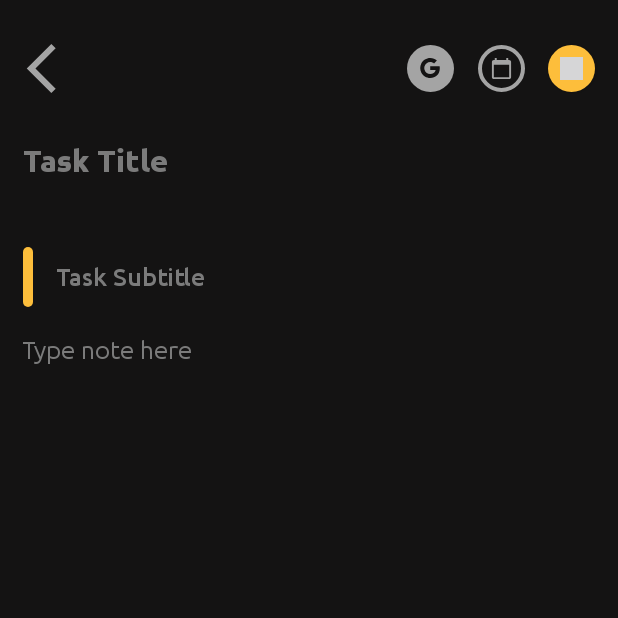
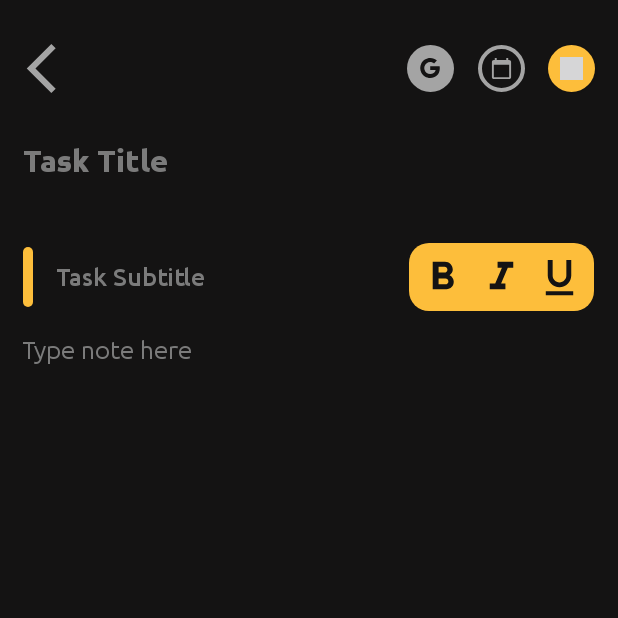
Before and after one commit to ivarejao/Todo, an Android app: the MainActivity screen opened directly, with no data from a screen before it, on a phone screen of 412 x 824 dp, the top half of it. Run offline under Robolectric (Android 15) with nearby library versions, the phone set to English and light mode, and no system bars; our stand-ins replace Room's generated code, sdp/ssp sizes; 1 statement that could not run was skipped.

Commit message:
Format buttons done

```diff
--- /dev/null
+++ b/app/src/main/res/drawable/format_bold.xml
@@ -0,0 +1,10 @@
+<vector xmlns:android="http://schemas.android.com/apk/res/android"
+    android:width="24dp"
+    android:height="24dp"
+    android:viewportWidth="24"
+    android:viewportHeight="24"
+    android:tint="?attr/colorControlNormal">
+  <path
+      android:fillColor="@android:color/white"
+      android:pathData="M15.6,10.79c0.97,-0.67 1.65,-1.77 1.65,-2.79 0,-2.26 -1.75,-4 -4,-4L7,4v14h7.04c2.09,0 3.71,-1.7 3.71,-3.79 0,-1.52 -0.86,-2.82 -2.15,-3.42zM10,6.5h3c0.83,0 1.5,0.67 1.5,1.5s-0.67,1.5 -1.5,1.5h-3v-3zM13.5,15.5L10,15.5v-3h3.5c0.83,0 1.5,0.67 1.5,1.5s-0.67,1.5 -1.5,1.5z"/>
+</vector>
--- /dev/null
+++ b/app/src/main/res/drawable/format_italic.xml
@@ -0,0 +1,10 @@
+<vector xmlns:android="http://schemas.android.com/apk/res/android"
+    android:width="24dp"
+    android:height="24dp"
+    android:viewportWidth="24"
+    android:viewportHeight="24"
+    android:tint="?attr/colorControlNormal">
+  <path
+      android:fillColor="@android:color/white"
+      android:pathData="M10,4v3h2.21l-3.42,8H6v3h8v-3h-2.21l3.42,-8H18V4z"/>
+</vector>
--- /dev/null
+++ b/app/src/main/res/drawable/format_underline.xml
@@ -0,0 +1,10 @@
+<vector xmlns:android="http://schemas.android.com/apk/res/android"
+    android:width="24dp"
+    android:height="24dp"
+    android:viewportWidth="24"
+    android:viewportHeight="24"
+    android:tint="?attr/colorControlNormal">
+  <path
+      android:fillColor="@android:color/white"
+      android:pathData="M12,17c3.31,0 6,-2.69 6,-6L18,3h-2.5v8c0,1.93 -1.57,3.5 -3.5,3.5S8.5,12.93 8.5,11L8.5,3L6,3v8c0,3.31 2.69,6 6,6zM5,19v2h14v-2L5,19z"/>
+</vector>
--- a/app/src/main/res/layout/activity_main.xml
+++ b/app/src/main/res/layout/activity_main.xml
@@ -119,7 +119,7 @@
                 android:textColor="@color/colorTextSubtitle"
                 android:textColorHint="@color/colorTextHint"
                 android:textSize="@dimen/_13ssp"
-                app:layout_constraintEnd_toEndOf="parent"
+                app:layout_constraintEnd_toEndOf="@id/textDateTime"
                 app:layout_constraintStart_toEndOf="@+id/viewSubtitleIndicator"
                 app:layout_constraintTop_toBottomOf="@id/textDateTime" />
 
@@ -157,6 +157,60 @@
                 app:layout_constraintTop_toBottomOf="@id/subtitle"
                 android:lineSpacingExtra="@dimen/_8ssp"/>
 
+            <ImageView
+                android:id="@+id/typeText"
+                android:layout_width="123dp"
+                android:layout_height="@dimen/_35sdp"
+                android:background="@drawable/background_subtitle_indicator"
+                android:contentDescription="@string/app_name"
+                app:layout_constraintBottom_toBottomOf="@id/subtitle"
+                app:layout_constraintEnd_toEndOf="@+id/register"
+                app:layout_constraintStart_toStartOf="@id/checkBox"
+                app:layout_constraintTop_toTopOf="@id/subtitle"/>
+
+            <Button
+                android:id="@+id/boldbtn"
+                android:layout_width="@dimen/_24sdp"
+                android:layout_height="@dimen/_24sdp"
+                android:layout_marginStart="@dimen/_6sdp"
+                android:background="@drawable/format_bold"
+                android:contentDescription="@string/app_name"
+                app:layout_constraintStart_toStartOf="@id/checkBox"
+                app:layout_constraintTop_toTopOf="@id/typeText"
+                app:layout_constraintBottom_toBottomOf="@id/typeText"
+                android:layout_marginLeft="@dimen/_6sdp"
+                android:backgroundTint="@color/colorPrimary"/>
+
+
+
+            <Button
+                android:id="@+id/italicbtn"
+                android:layout_width="@dimen/_24sdp"
+                android:layout_height="@dimen/_24sdp"
+                android:layout_marginStart="@dimen/_6sdp"
+                android:background="@drawable/format_italic"
+                android:backgroundTint="@color/colorPrimary"
+                app:layout_constraintStart_toEndOf="@id/boldbtn"
+                app:layout_constraintTop_toTopOf="@id/typeText"
+                app:layout_constraintBottom_toBottomOf="@id/typeText"
+                android:layout_marginLeft="@dimen/_6sdp" />
+
+            <Button
+                android:id="@+id/underlinebtn"
+                android:layout_width="@dimen/_24sdp"
+                android:layout_height="@dimen/_24sdp"
+                android:layout_marginStart="@dimen/_6sdp"
+                android:layout_marginEnd="@dimen/_6sdp"
+                android:background="@drawable/format_underline"
+                android:backgroundTint="@color/colorPrimary"
+                app:layout_constraintStart_toEndOf="@id/italicbtn"
+                app:layout_constraintTop_toTopOf="@id/typeText"
+                app:layout_constraintBottom_toBottomOf="@id/typeText"
+                app:layout_constraintEnd_toEndOf="@id/typeText"
+                android:layout_marginLeft="@dimen/_6sdp" />
+
+
+
         </androidx.constraintlayout.widget.ConstraintLayout>
     </ScrollView>
 </androidx.constraintlayout.widget.ConstraintLayout>
--- a/app/src/main/res/values/strings.xml
+++ b/app/src/main/res/values/strings.xml
@@ -21,4 +21,5 @@
     <string name="underlined">Underlined</string>
     <string name="italic">Italic</string>
     <string name="bold">Bold</string>
+    <string name="create_note">Create Note from text</string>
 </resources>
```
Also changed, not shown: app/src/main/AndroidManifest.xml (+1 -42 lines), app/src/main/java/com/androidapp/todo/activities/List.kt (+47 -4 lines), app/src/main/java/com/androidapp/todo/activities/MainActivity.kt (+54 -3 lines).
